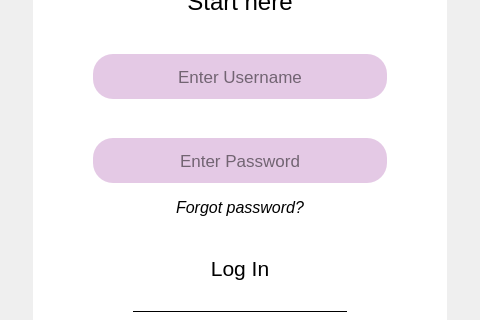
First picture: the form in ui/login.ui, repository alexskh5/ENTRYSAFE, before the edit; both pictures show x 157 to 637 and y 221 to 541 of the 1316 by 753 pixel window.
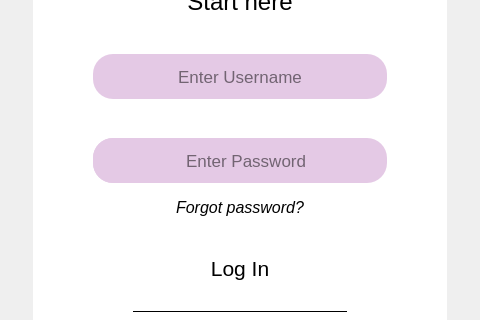
Second picture: the form after the edit. Icons and pictures are not drawn.

Patch:
```diff
--- a/ui/login.ui
+++ b/ui/login.ui
@@ -257,6 +257,34 @@
               </spacer>
              </item>
              <item>
+              <widget class="QFrame" name="frame">
+               <property name="styleSheet">
+                <string notr="true">background-color: #E4C9E5;
+border-radius: 20;</string>
+               </property>
+               <property name="frameShape">
+                <enum>QFrame::Shape::StyledPanel</enum>
+               </property>
+               <property name="frameShadow">
+                <enum>QFrame::Shadow::Raised</enum>
+               </property>
+               <layout class="QHBoxLayout" name="horizontalLayout_2">
+                <property name="spacing">
+                 <number>0</number>
+                </property>
+                <property name="leftMargin">
+                 <number>0</number>
+                </property>
+                <property name="topMargin">
+                 <number>0</number>
+                </property>
+                <property name="rightMargin">
+                 <number>15</number>
+                </property>
+                <property name="bottomMargin">
+                 <number>0</number>
+                </property>
+                <item>
               <widget class="QLineEdit" name="passInput">
                <property name="sizePolicy">
                 <sizepolicy hsizetype="Preferred" vsizetype="Preferred">
@@ -282,8 +310,7 @@
                 </font>
                </property>
                <property name="styleSheet">
-                <string notr="true">background-color: #E4C9E5;
-border-radius: 20;</string>
+                   <string notr="true"/>
                </property>
                <property name="echoMode">
                 <enum>QLineEdit::EchoMode::Password</enum>
@@ -292,8 +319,28 @@
                 <set>Qt::AlignmentFlag::AlignCenter</set>
                </property>
                <property name="placeholderText">
-                <string>Enter Password</string>
-               </property>
+                   <string>          Enter Password</string>
+                  </property>
+                 </widget>
+                </item>
+                <item>
+                 <widget class="QPushButton" name="togglePassBtn">
+                  <property name="maximumSize">
+                   <size>
+                    <width>20</width>
+                    <height>16777215</height>
+                   </size>
+                  </property>
+                  <property name="text">
+                   <string/>
+                  </property>
+                  <property name="icon">
+                   <iconset>
+                    <normaloff>../../../Downloads/eye-off.svg</normaloff>../../../Downloads/eye-off.svg</iconset>
+                  </property>
+                 </widget>
+                </item>
+               </layout>
               </widget>
              </item>
              <item>
```
Lines whose indentation alone changed are shown as unchanged.
